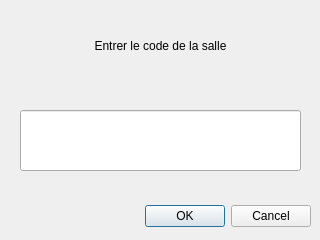
This is thermostat/Thermostat/roomSelection.ui in kimchicharlie/Envio as Qt 5 draws it before an edit. The edited form follows.
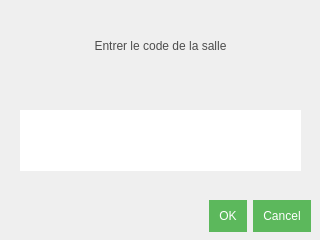
This is the edited form.

```diff
--- a/thermostat/Thermostat/roomSelection.ui
+++ b/thermostat/Thermostat/roomSelection.ui
@@ -22,6 +22,31 @@
      <height>32</height>
     </rect>
    </property>
+   <property name="styleSheet">
+    <string notr="true">QPushButton
+{
+	font-family:&quot;Montserrat&quot;, sans-serif;
+	text-transform: uppercase;
+	outline: 0;
+	background: #5cb85c;
+	border: 0;
+	padding: 10px;
+	color: #FFFFFF;
+	font-size: 12px;
+}
+
+QPushButton:hover
+{
+	font-family:&quot;Montserrat&quot;, sans-serif;
+	text-transform: uppercase;
+	outline: 0;
+	background: #449d44;
+	border: 0;
+	padding: 10px;
+	color: #FFFFFF;
+	font-size: 12px;
+}</string>
+   </property>
    <property name="orientation">
     <enum>Qt::Horizontal</enum>
    </property>
@@ -38,6 +63,16 @@
      <height>51</height>
     </rect>
    </property>
+   <property name="styleSheet">
+    <string notr="true">font-family: &quot;Montserrat&quot;, sans-serif;
+text-transform: uppercase;
+outline: 0;
+width: 100%;
+border: 0;
+padding: 10px;
+color: #4d4d4d;
+font-size: 12px;</string>
+   </property>
    <property name="text">
     <string>Entrer le code de la salle</string>
    </property>
@@ -54,6 +89,16 @@
      <height>61</height>
     </rect>
    </property>
+   <property name="styleSheet">
+    <string notr="true">font-family: &quot;Montserrat&quot;, sans-serif;
+text-transform: uppercase;
+outline: 0;
+width: 100%;
+border: 0;
+padding: 10px;
+color: #4d4d4d;
+font-size: 12px;</string>
+   </property>
    <property name="maxLength">
     <number>8</number>
    </property>
@@ -70,9 +115,20 @@
      <x>24</x>
      <y>80</y>
      <width>271</width>
-     <height>20</height>
+     <height>41</height>
     </rect>
    </property>
+   <property name="styleSheet">
+    <string notr="true">font-family: &quot;Montserrat&quot;, sans-serif;
+text-transform: uppercase;
+outline: 0;
+width: 100%;
+border: 0;
+padding: 10px;
+color: #b71c1c;
+font-size: 12px;
+</string>
+   </property>
    <property name="text">
     <string/>
    </property>
```
